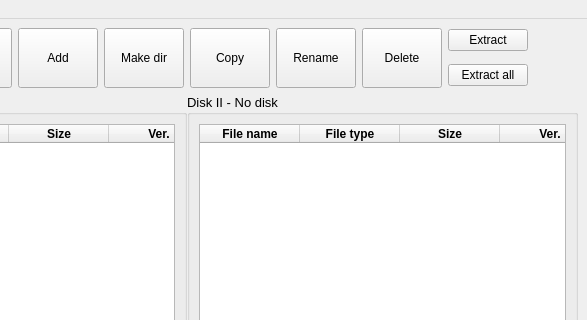
This is dialogs/mainwindow.ui in Bs0Dd/GRiDISKCOM as Qt 5 draws it before an edit; both pictures show x 213 to 800 and y 0 to 320 of the 800 by 600 pixel window. The edited form follows.
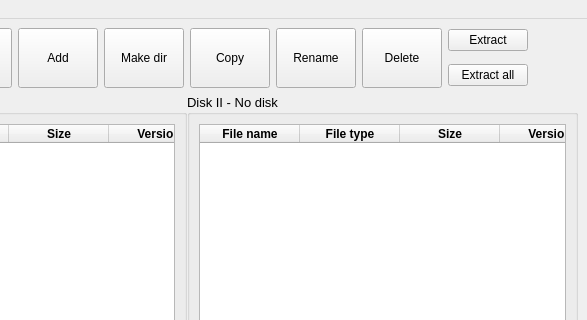
This is the edited form. Icons and pictures are not drawn.

Commit message: Added date and version changing function

```diff
--- a/dialogs/mainwindow.ui
+++ b/dialogs/mainwindow.ui
@@ -296,7 +296,7 @@
                </column>
                <column>
                 <property name="text">
-                 <string>Ver.</string>
+                 <string>Version</string>
                 </property>
                 <property name="font">
                  <font>
@@ -431,7 +431,7 @@
                </column>
                <column>
                 <property name="text">
-                 <string>Ver.</string>
+                 <string>Version</string>
                 </property>
                 <property name="font">
                  <font>
```
Left out of the diff: 23 changed lines with no effect on the pictures. The commit also changes 13 other files.
